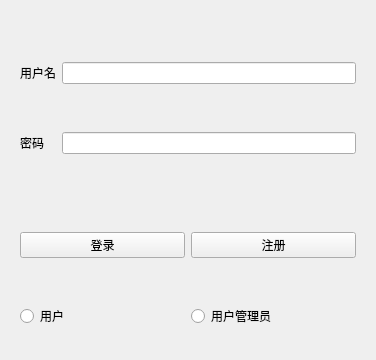
The window that Frontend/MapExploreSimSys/MESSWidgets/LoginWidget.ui (2022SExSA/MapExploreSimSys) describes before a commit, drawn with Qt 5.
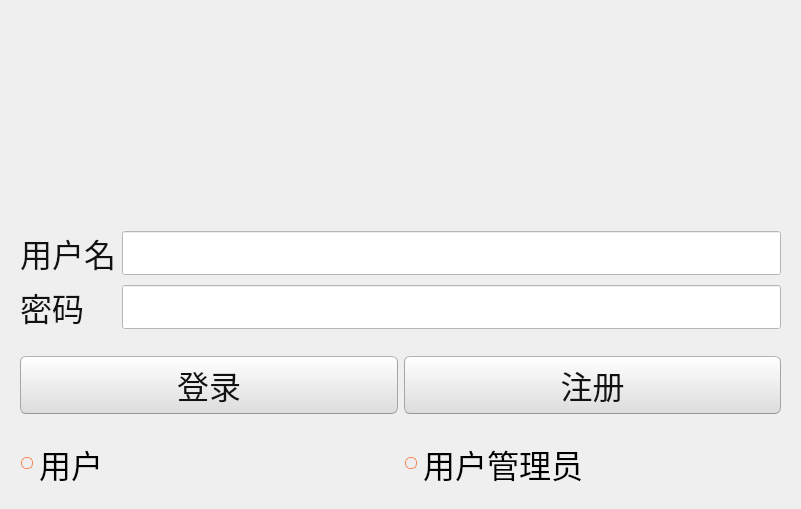
The same window after the commit.

```diff
--- a/Frontend/MapExploreSimSys/MESSWidgets/LoginWidget.ui
+++ b/Frontend/MapExploreSimSys/MESSWidgets/LoginWidget.ui
@@ -6,14 +6,518 @@
    <rect>
     <x>0</x>
     <y>0</y>
-    <width>376</width>
-    <height>360</height>
+    <width>801</width>
+    <height>509</height>
    </rect>
   </property>
   <property name="windowTitle">
    <string>Widget</string>
   </property>
-  <layout class="QVBoxLayout" name="verticalLayout" stretch="3,1,1">
+  <property name="styleSheet">
+   <string notr="true">QWidget{ 
+	font-size: 32px;font-family: 'Microsoft YaHei UI';
+}
+/*
+Ubuntu Style Sheet for QT Applications
+Author: Jaime A. Quiroga P.
+Company: GTRONICK
+Last updated: 01/10/2021 (dd/mm/yyyy), 15:18.
+Available at: https://github.com/GTRONICK/QSS/blob/master/Ubuntu.qss
+*/
+QMainWindow {
+	background-color:#f0f0f0;
+}
+QCheckBox {
+	padding:2px;
+}
+QCheckBox:hover {
+	border:1px solid rgb(255,150,60);
+	border-radius:4px;
+	padding: 1px;
+	background-color:qlineargradient(spread:pad, x1:0.5, y1:1, x2:0.5, y2:0, stop:0 rgba(190, 90, 50, 50), stop:1 rgba(250, 130, 40, 50));
+}
+QCheckBox::indicator:checked {
+	border:1px solid rgb(246, 134, 86);
+	border-radius:4px;
+  	background-color:rgb(246, 134, 86)
+}
+QCheckBox::indicator:unchecked {
+	border-width:1px solid rgb(246, 134, 86);
+	border-radius:4px;
+  	background-color:rgb(255,255,255);
+}
+QColorDialog {
+	background-color:#f0f0f0;
+}
+QComboBox {
+	color:rgb(81,72,65);
+	background: #ffffff;
+}
+QComboBox:editable {
+	selection-color:rgb(81,72,65);
+	selection-background-color: #ffffff;
+}
+QComboBox QAbstractItemView {
+	selection-color: #ffffff;
+	selection-background-color: rgb(246, 134, 86);
+}
+QComboBox:!editable:on, QComboBox::drop-down:editable:on {
+	color:  #1e1d23;	
+}
+QDateTimeEdit, QDateEdit, QDoubleSpinBox, QFontComboBox {
+	color:rgb(81,72,65);
+	background-color: #ffffff;
+}
+
+QDialog {
+	background-color:#f0f0f0;
+}
+
+QLabel,QLineEdit {
+	color:rgb(17,17,17);
+}
+QLineEdit {
+	background-color:rgb(255,255,255);
+	selection-background-color:rgb(236,116,64);
+}
+QMenuBar {
+	color:rgb(223,219,210);
+	background-color:rgb(65,64,59);
+}
+QMenuBar::item {
+	padding-top:4px;
+	padding-left:4px;
+	padding-right:4px;
+	color:rgb(223,219,210);
+	background-color:rgb(65,64,59);
+}
+QMenuBar::item:selected {
+	color:rgb(255,255,255);
+	padding-top:2px;
+	padding-left:2px;
+	padding-right:2px;
+	border-top-width:2px;
+	border-left-width:2px;
+	border-right-width:2px;
+	border-top-right-radius:4px;
+	border-top-left-radius:4px;
+	border-style:solid;
+	background-color:rgb(65,64,59);
+	border-top-color: rgb(47,47,44);
+	border-right-color: qlineargradient(spread:pad, x1:0, y1:1, x2:1, y2:0, stop:0 rgba(90, 87, 78, 255), stop:1 rgba(47,47,44, 255));
+	border-left-color:  qlineargradient(spread:pad, x1:1, y1:0, x2:0, y2:0, stop:0 rgba(90, 87, 78, 255), stop:1 rgba(47,47,44, 255));
+}
+QMenu {
+	color:rgb(223,219,210);
+	background-color:rgb(65,64,59);
+}
+QMenu::item {
+	color:rgb(223,219,210);
+	padding:4px 10px 4px 20px;
+}
+QMenu::item:selected {
+	color:rgb(255,255,255);
+	background-color: qlineargradient(spread:pad, x1:0.5, y1:1, x2:0.5, y2:0, stop:0 rgba(225, 108, 54, 255), stop:1 rgba(246, 134, 86, 255));
+	border-style:solid;
+	border-width:3px;
+	padding:4px 7px 4px 17px;
+	border-bottom-color:qlineargradient(spread:pad, x1:0.5, y1:1, x2:0.5, y2:0, stop:0 rgba(175,85,48,255), stop:1 rgba(236,114,67, 255));
+	border-top-color:qlineargradient(spread:pad, x1:0.5, y1:1, x2:0.5, y2:0, stop:0 rgba(253,156,113,255), stop:1 rgba(205,90,46, 255));
+	border-right-color:qlineargradient(spread:pad, x1:0, y1:0.5, x2:1, y2:0.5, stop:0 rgba(253,156,113,255), stop:1 rgba(205,90,46, 255));
+	border-left-color:qlineargradient(spread:pad, x1:1, y1:0.5, x2:0, y2:0.5, stop:0 rgba(253,156,113,255), stop:1 rgba(205,90,46, 255));
+}
+QPlainTextEdit {
+	border: 1px solid transparent;
+	color:rgb(17,17,17);
+	selection-background-color:rgb(236,116,64);
+    background-color: #FFFFFF;
+}
+QProgressBar {
+	text-align: center;
+	color: rgb(0, 0, 0);
+	border: 1px inset rgb(150,150,150); 
+	border-radius: 10px;
+	background-color:rgb(221,221,219);
+}
+QProgressBar::chunk:horizontal {
+	background-color: qlineargradient(spread:pad, x1:0.5, y1:1, x2:0.5, y2:0, stop:0 rgba(225, 108, 54, 255), stop:1 rgba(246, 134, 86, 255));
+	border:1px solid;
+	border-radius:8px;
+	border-bottom-color:qlineargradient(spread:pad, x1:0.5, y1:1, x2:0.5, y2:0, stop:0 rgba(175,85,48,255), stop:1 rgba(236,114,67, 255));
+	border-top-color:qlineargradient(spread:pad, x1:0.5, y1:1, x2:0.5, y2:0, stop:0 rgba(253,156,113,255), stop:1 rgba(205,90,46, 255));
+	border-right-color:qlineargradient(spread:pad, x1:0, y1:0.5, x2:1, y2:0.5, stop:0 rgba(253,156,113,255), stop:1 rgba(205,90,46, 255));
+	border-left-color:qlineargradient(spread:pad, x1:1, y1:0.5, x2:0, y2:0.5, stop:0 rgba(253,156,113,255), stop:1 rgba(205,90,46, 255));
+}
+QPushButton{
+	color:rgb(17,17,17);
+	border-width: 1px;
+	border-radius: 6px;
+	border-bottom-color: rgb(150,150,150);
+	border-right-color: rgb(165,165,165);
+	border-left-color: rgb(165,165,165);
+	border-top-color: rgb(180,180,180);
+	border-style: solid;
+	padding: 4px;
+	background-color: qlineargradient(spread:pad, x1:0.5, y1:1, x2:0.5, y2:0, stop:0 rgba(220, 220, 220, 255), stop:1 rgba(255, 255, 255, 255));
+}
+QPushButton:hover{
+	color:rgb(17,17,17);
+	border-width: 1px;
+	border-radius:6px;
+	border-top-color: rgb(255,150,60);
+	border-right-color: qlineargradient(spread:pad, x1:0, y1:1, x2:1, y2:0, stop:0 rgba(200, 70, 20, 255), stop:1 rgba(255,150,60, 255));
+	border-left-color:  qlineargradient(spread:pad, x1:1, y1:0, x2:0, y2:0, stop:0 rgba(200, 70, 20, 255), stop:1 rgba(255,150,60, 255));
+	border-bottom-color: rgb(200,70,20);
+	border-style: solid;
+	padding: 2px;
+	background-color: qlineargradient(spread:pad, x1:0.5, y1:1, x2:0.5, y2:0, stop:0 rgba(220, 220, 220, 255), stop:1 rgba(255, 255, 255, 255));
+}
+QPushButton:default{
+	color:rgb(17,17,17);
+	border-width: 1px;
+	border-radius:6px;
+	border-top-color: rgb(255,150,60);
+	border-right-color: qlineargradient(spread:pad, x1:0, y1:1, x2:1, y2:0, stop:0 rgba(200, 70, 20, 255), stop:1 rgba(255,150,60, 255));
+	border-left-color:  qlineargradient(spread:pad, x1:1, y1:0, x2:0, y2:0, stop:0 rgba(200, 70, 20, 255), stop:1 rgba(255,150,60, 255));
+	border-bottom-color: rgb(200,70,20);
+	border-style: solid;
+	padding: 2px;
+	background-color: qlineargradient(spread:pad, x1:0.5, y1:1, x2:0.5, y2:0, stop:0 rgba(220, 220, 220, 255), stop:1 rgba(255, 255, 255, 255));
+}
+QPushButton:pressed{
+	color:rgb(17,17,17);
+	border-width: 1px;
+	border-radius: 6px;
+	border-width: 1px;
+	border-top-color: rgba(255,150,60,200);
+	border-right-color: qlineargradient(spread:pad, x1:0, y1:1, x2:1, y2:0, stop:0 rgba(200, 70, 20, 255), stop:1 rgba(255,150,60, 200));
+	border-left-color:  qlineargradient(spread:pad, x1:1, y1:0, x2:0, y2:0, stop:0 rgba(200, 70, 20, 255), stop:1 rgba(255,150,60, 200));
+	border-bottom-color: rgba(200,70,20,200);
+	border-style: solid;
+	padding: 2px;
+	background-color: qlineargradient(spread:pad, x1:0.5, y1:0, x2:0.5, y2:1, stop:0 rgba(220, 220, 220, 255), stop:1 rgba(255, 255, 255, 255));
+}
+QPushButton:disabled{
+	color:rgb(174,167,159);
+	border-width: 1px;
+	border-radius: 6px;
+	background-color: qlineargradient(spread:pad, x1:0.5, y1:1, x2:0.5, y2:0, stop:0 rgba(200, 200, 200, 255), stop:1 rgba(230, 230, 230, 255));
+}
+QRadioButton {
+	padding: 1px;
+}
+QRadioButton::indicator:checked {
+	height: 10px;
+	width: 10px;
+	border-style:solid;
+	border-radius:5px;
+	border-width: 1px;
+	border-color: rgba(246, 134, 86, 255);
+	color: #a9b7c6;
+	background-color:rgba(246, 134, 86, 255);
+}
+QRadioButton::indicator:!checked {
+	height: 10px;
+	width: 10px;
+	border-style:solid;
+	border-radius:5px;
+	border-width: 1px;
+	border-color: rgb(246, 134, 86);
+	color: #a9b7c6;
+	background-color: transparent;
+}
+QScrollArea {
+	color: white;
+	background-color:#f0f0f0;
+}
+QSlider::groove {
+	border-style: solid;
+	border-width: 1px;
+	border-color: rgb(207,207,207);
+}
+QSlider::groove:horizontal {
+	height: 5px;
+	background: rgb(246, 134, 86);
+}
+QSlider::groove:vertical {
+	width: 5px;
+	background: rgb(246, 134, 86);
+}
+QSlider::handle:horizontal {
+	background: rgb(253,253,253);
+	border-style: solid;
+	border-width: 1px;
+	border-color: rgb(207,207,207);
+	width: 12px;
+	margin: -5px 0;
+	border-radius: 7px;
+}
+QSlider::handle:vertical {
+	background: rgb(253,253,253);
+	border-style: solid;
+	border-width: 1px;
+	border-color: rgb(207,207,207);
+	height: 12px;
+	margin: 0 -5px;
+	border-radius: 7px;
+}
+QSlider::add-page:horizontal, QSlider::add-page:vertical {
+ 	background: white;
+}
+QSlider::sub-page:horizontal, QSlider::sub-page:vertical {
+	background: rgb(246, 134, 86);
+}
+QStatusBar, QSpinBox {
+	color:rgb(81,72,65);
+}
+QSpinBox {
+	background-color: #ffffff;
+}
+QScrollBar:horizontal {
+	max-height: 20px;
+	border: 1px transparent;
+	margin: 0px 20px 0px 20px;
+}
+QScrollBar::handle:horizontal {
+	background: rgb(253,253,253);
+	border: 1px solid rgb(207,207,207);
+	border-radius: 7px;
+	min-width: 25px;
+}
+QScrollBar::handle:horizontal:hover {
+	background: rgb(253,253,253);
+	border: 1px solid rgb(255,150,60);
+	border-radius: 7px;
+	min-width: 25px;
+}
+QScrollBar::add-line:horizontal {
+  	border: 1px solid rgb(207,207,207);
+  	border-top-right-radius: 7px;
+  	border-top-left-radius: 7px;
+  	border-bottom-right-radius: 7px;
+  	background: rgb(255, 255, 255);
+  	width: 20px;
+  	subcontrol-position: right;
+  	subcontrol-origin: margin;
+}
+QScrollBar::add-line:horizontal:hover {
+  	border: 1px solid rgb(255,150,60);
+  	border-top-right-radius: 7px;
+  	border-top-left-radius: 7px;
+  	border-bottom-right-radius: 7px;
+  	background: rgb(255, 255, 255);
+  	width: 20px;
+  	subcontrol-position: right;
+  	subcontrol-origin: margin;
+}
+QScrollBar::add-line:horizontal:pressed {
+  	border: 1px solid grey;
+  	border-top-left-radius: 7px;
+  	border-top-right-radius: 7px;
+  	border-bottom-right-radius: 7px;
+  	background: rgb(231,231,231);
+  	width: 20px;
+  	subcontrol-position: right;
+  	subcontrol-origin: margin;
+}
+QScrollBar::sub-line:horizontal {
+  	border: 1px solid rgb(207,207,207);
+  	border-top-right-radius: 7px;
+  	border-top-left-radius: 7px;
+  	border-bottom-left-radius: 7px;
+  	background: rgb(255, 255, 255);
+  	width: 20px;
+  	subcontrol-position: left;
+  	subcontrol-origin: margin;
+}
+QScrollBar::sub-line:horizontal:hover {
+  	border: 1px solid rgb(255,150,60);
+  	border-top-right-radius: 7px;
+  	border-top-left-radius: 7px;
+  	border-bottom-left-radius: 7px;
+  	background: rgb(255, 255, 255);
+  	width: 20px;
+  	subcontrol-position: left;
+  	subcontrol-origin: margin;
+}
+QScrollBar::sub-line:horizontal:pressed {
+  	border: 1px solid grey;
+  	border-top-right-radius: 7px;
+  	border-top-left-radius: 7px;
+  	border-bottom-left-radius: 7px;
+  	background: rgb(231,231,231);
+  	width: 20px;
+  	subcontrol-position: left;
+  	subcontrol-origin: margin;
+}
+QScrollBar::left-arrow:horizontal {
+  	border: 1px transparent grey;
+  	border-top-left-radius: 3px;
+  	border-bottom-left-radius: 3px;
+  	width: 6px;
+  	height: 6px;
+  	background: rgb(230,230,230);
+}
+QScrollBar::right-arrow:horizontal {
+	border: 1px transparent grey;
+	border-top-right-radius: 3px;
+	border-bottom-right-radius: 3px;
+  	width: 6px;
+  	height: 6px;
+ 	background: rgb(230,230,230);
+}
+QScrollBar::add-page:horizontal, QScrollBar::sub-page:horizontal {
+ 	background: none;
+} 
+QScrollBar:vertical {
+	max-width: 20px;
+	border: 1px transparent grey;
+	margin: 20px 0px 20px 0px;
+}
+QScrollBar::add-line:vertical {
+	border: 1px solid;
+	border-color: rgb(207,207,207);
+	border-bottom-right-radius: 7px;
+	border-bottom-left-radius: 7px;
+	border-top-left-radius: 7px;
+	background: rgb(255, 255, 255);
+  	height: 20px;
+  	subcontrol-position: bottom;
+  	subcontrol-origin: margin;
+}
+QScrollBar::add-line:vertical:hover {
+  	border: 1px solid;
+  	border-color: rgb(255,150,60);
+  	border-bottom-right-radius: 7px;
+  	border-bottom-left-radius: 7px;
+  	border-top-left-radius: 7px;
+  	background: rgb(255, 255, 255);
+  	height: 20px;
+  	subcontrol-position: bottom;
+  	subcontrol-origin: margin;
+}
+QScrollBar::add-line:vertical:pressed {
+  	border: 1px solid grey;
+  	border-bottom-left-radius: 7px;
+  	border-bottom-right-radius: 7px;
+  	border-top-left-radius: 7px;
+  	background: rgb(231,231,231);
+  	height: 20px;
+  	subcontrol-position: bottom;
+  	subcontrol-origin: margin;
+}
+QScrollBar::sub-line:vertical {
+  	border: 1px solid rgb(207,207,207);
+  	border-top-right-radius: 7px;
+  	border-top-left-radius: 7px;
+  	border-bottom-left-radius: 7px;
+  	background: rgb(255, 255, 255);
+  	height: 20px;
+  	subcontrol-position: top;
+  	subcontrol-origin: margin;
+}
+QScrollBar::sub-line:vertical:hover {
+  	border: 1px solid rgb(255,150,60);
+  	border-top-right-radius: 7px;
+  	border-top-left-radius: 7px;
+  	border-bottom-left-radius: 7px;
+	background: rgb(255, 255, 255);
+  	height: 20px;
+  	subcontrol-position: top;
+  	subcontrol-origin: margin;
+}
+QScrollBar::sub-line:vertical:pressed {
+  	border: 1px solid grey;
+  	border-top-left-radius: 7px;
+  	border-top-right-radius: 7px;
+  	background: rgb(231,231,231);
+ 	height: 20px;
+  	subcontrol-position: top;
+  	subcontrol-origin: margin;
+}
+QScrollBar::handle:vertical {
+	background: rgb(253,253,253);
+	border: 1px solid rgb(207,207,207);
+	border-radius: 7px;
+	min-height: 25px;
+}
+QScrollBar::handle:vertical:hover {
+	background: rgb(253,253,253);
+	border: 1px solid rgb(255,150,60);
+	border-radius: 7px;
+	min-height: 25px;
+}
+QScrollBar::up-arrow:vertical {
+	border: 1px transparent grey;
+  	border-top-left-radius: 3px;
+	border-top-right-radius: 3px;
+  	width: 6px;
+  	height: 6px;
+  	background: rgb(230,230,230);
+}
+QScrollBar::down-arrow:vertical {
+  	border: 1px transparent grey;
+  	border-bottom-left-radius: 3px;
+  	border-bottom-right-radius: 3px;
+  	width: 6px;
+  	height: 6px;
+  	background: rgb(230,230,230);
+}
+QScrollBar::add-page:vertical, QScrollBar::sub-page:vertical {
+  	background: none;
+}
+QTabWidget {
+	color:rgb(0,0,0);
+	background-color:rgb(247,246,246);
+}
+QTabWidget::pane {
+	border-color: rgb(180,180,180);
+	background-color:rgb(247,246,246);
+	border-style: solid;
+	border-width: 1px;
+  	border-radius: 6px;
+}
+QTabBar::tab {
+	padding-left:4px;
+	padding-right:4px;
+	padding-bottom:2px;
+	padding-top:2px;
+	color:rgb(81,72,65);
+  	background-color: qlineargradient(spread:pad, x1:0.5, y1:1, x2:0.5, y2:0, stop:0 rgba(221,218,217,255), stop:1 rgba(240,239,238,255));
+	border-style: solid;
+	border-width: 1px;
+  	border-top-right-radius:4px;
+	border-top-left-radius:4px;
+	border-top-color: rgb(180,180,180);
+	border-left-color: rgb(180,180,180);
+	border-right-color: rgb(180,180,180);
+	border-bottom-color: transparent;
+}
+QTabBar::tab:selected, QTabBar::tab:last:selected, QTabBar::tab:hover {
+  	background-color:rgb(247,246,246);
+  	margin-left: 0px;
+  	margin-right: 1px;
+}
+QTabBar::tab:!selected {
+	margin-top: 1px;
+	margin-right: 1px;
+}
+QTextEdit {
+	border-width: 1px;
+	border-style: solid;
+	border-color:transparent;
+	color:rgb(17,17,17);
+	selection-background-color:rgb(236,116,64);
+}
+QTimeEdit, QToolBox, QToolBox::tab, QToolBox::tab:selected {
+	color:rgb(81,72,65);
+	background-color: #ffffff;
+}</string>
+  </property>
+  <layout class="QVBoxLayout" name="verticalLayout" stretch="5,3,1,1">
+   <item>
+    <widget class="QWidget" name="widgetDisplay" native="true"/>
+   </item>
    <item>
     <widget class="QWidget" name="widget" native="true">
      <layout class="QGridLayout" name="gridLayout">
```
Left out of the diff: 2 changed lines with no effect on the pictures.
